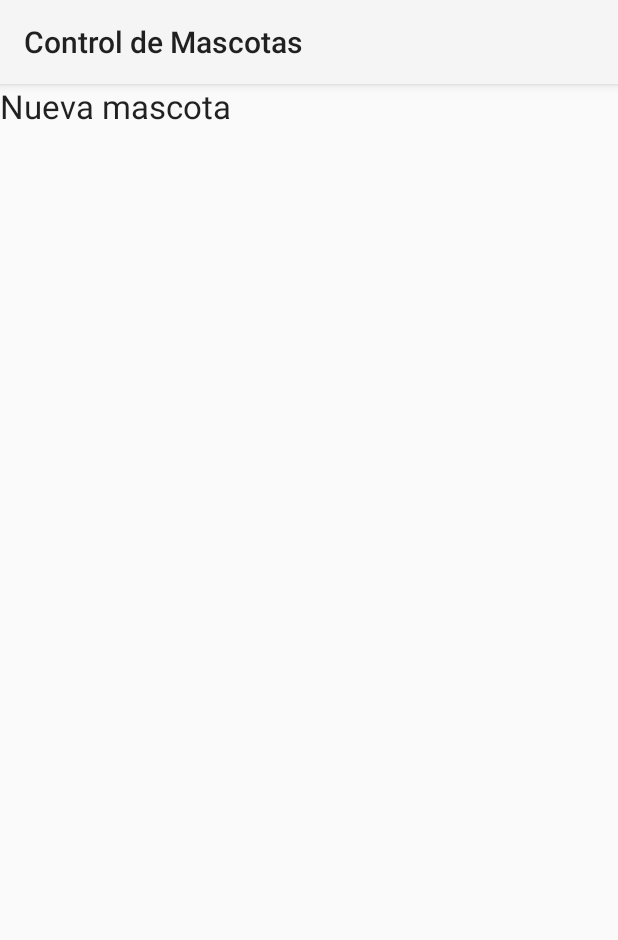
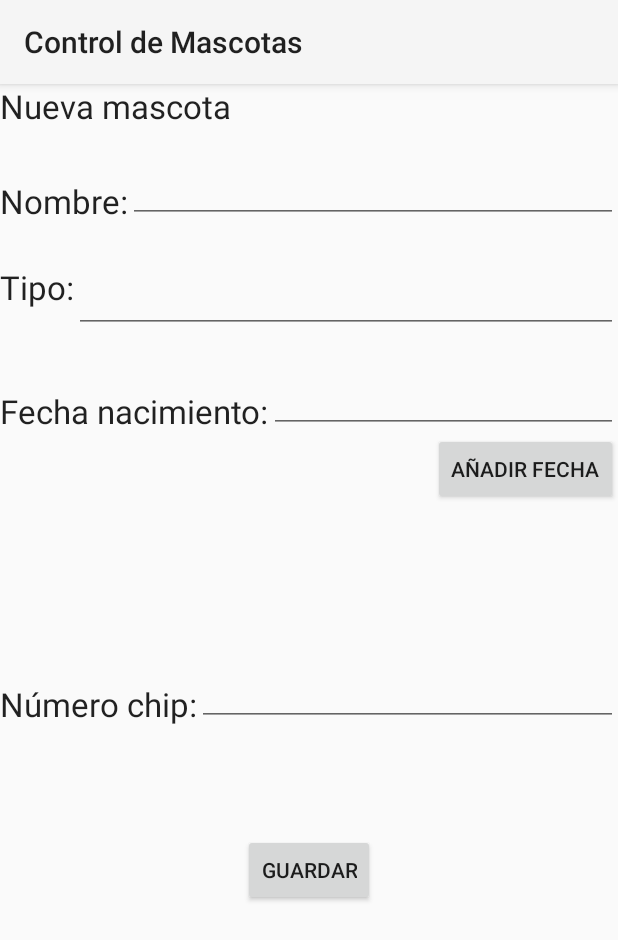
Before and after one commit to edum17/Pet-Agenda, an Android app: the fragment NuevaMascota shown on its own in the app's theme, on a phone screen of 412 x 824 dp. Shown: the top 940 px of the screen. Run offline under Robolectric (Android 15) with nearby library versions, the phone set to English and light mode, and no system bars.

Commit message:
Alta mascota nueva

```diff
--- a/ControlMascotas/app/src/main/java/com/example/german/controlmascotas/ListViewAdapterMascotas.java
+++ b/ControlMascotas/app/src/main/java/com/example/german/controlmascotas/ListViewAdapterMascotas.java
@@ -1,7 +1,6 @@
 package com.example.german.controlmascotas;
 
 import android.content.Context;
-import android.graphics.Bitmap;
 import android.view.LayoutInflater;
 import android.view.View;
 import android.view.ViewGroup;
@@ -17,10 +16,10 @@ import java.util.ArrayList;
 public class ListViewAdapterMascotas extends BaseAdapter {
 
     Context context;
-    ArrayList<ItemMascotas> mascotas;
+    ArrayList<Mascota> mascotas;
     LayoutInflater inflater;
 
-    public ListViewAdapterMascotas(Context context,ArrayList<ItemMascotas> mascotas) {
+    public ListViewAdapterMascotas(Context context,ArrayList<Mascota> mascotas) {
         this.context = context;
         this.mascotas = mascotas;
     }
--- a/ControlMascotas/app/src/main/java/com/example/german/controlmascotas/NuevaMascota.java
+++ b/ControlMascotas/app/src/main/java/com/example/german/controlmascotas/NuevaMascota.java
@@ -1,11 +1,17 @@
 package com.example.german.controlmascotas;
 
-import android.app.Fragment;
+import android.app.*;
 import android.content.Context;
 import android.os.Bundle;
 import android.view.LayoutInflater;
 import android.view.View;
 import android.view.ViewGroup;
+import android.widget.Button;
+import android.widget.EdgeEffect;
+import android.widget.EditText;
+import android.widget.TextView;
+import android.app.DialogFragment;
+import android.widget.Toast;
 
 /**
  * Created by German on 01/04/2016.
@@ -14,14 +20,60 @@ public class NuevaMascota extends Fragment {
 
     Context c;
     SQLControlador dbconeccion;
+    TextView textVFecha;
+    Button butFechaN,butGuardarM;
+
+    EditText nombre,tipo,fecha,nchip;
 
     @Override
     public View onCreateView(LayoutInflater inflater, ViewGroup container,
                              Bundle savedInstanceState) {
+        View rootView = inflater.inflate(R.layout.lay_nueva_mascota, container, false);
+
         c = container.getContext();
         dbconeccion = new SQLControlador(c);
         dbconeccion.abrirBaseDatos();
-        View rootView = inflater.inflate(R.layout.lay_nueva_mascota, container, false);
+
+        textVFecha = (TextView) rootView.findViewById(R.id.textVFechaNac);
+        nombre = (EditText) rootView.findViewById(R.id.editTNombreM);
+        tipo = (EditText) rootView.findViewById(R.id.editTTipoM);
+        fecha = (EditText) rootView.findViewById(R.id.editTextFechaN);
+        nchip = (EditText) rootView.findViewById(R.id.editTNumChip);
+        butFechaN = (Button) rootView.findViewById(R.id.butFecha);
+
+        butFechaN.setOnClickListener(new View.OnClickListener() {
+            @Override
+            public void onClick(View v) {
+                addDate();
+            }
+        });
+
+        butGuardarM = (Button) rootView.findViewById(R.id.butGuardar);
+        butGuardarM.setOnClickListener(new View.OnClickListener() {
+            @Override
+            public void onClick(View v) {
+                //Toast.makeText(getActivity(),"Funciona",Toast.LENGTH_SHORT).show();
+                addMascotaDB();
+            }
+        });
+
         return rootView;
     }
+
+    public void addDate() {
+        Toast.makeText(getActivity(),"Funciona",Toast.LENGTH_SHORT).show();
+        DialogFragment dialog = new DatePickerFragment();
+        dialog.show(getFragmentManager(),"Fecha nacimiento");
+    }
+
+    public void addMascotaDB() {
+        Mascota m = new Mascota(nombre.getText().toString(),tipo.getText().toString(),fecha.getText().toString(),Integer.parseInt(nchip.getText().toString()),"storage");
+        if (dbconeccion.insertarDatos(m)) {
+            dbconeccion.cerrar();
+            Toast.makeText(getActivity(),"Mascota guardada",Toast.LENGTH_SHORT).show();
+        }
+        else Toast.makeText(getActivity(),"Existe una mascota con ese nombre",Toast.LENGTH_SHORT).show();
+
+    }
+
 }
--- a/ControlMascotas/app/src/main/res/layout/lay_nueva_mascota.xml
+++ b/ControlMascotas/app/src/main/res/layout/lay_nueva_mascota.xml
@@ -1,6 +1,7 @@
 <?xml version="1.0" encoding="utf-8"?>
-<LinearLayout xmlns:android="http://schemas.android.com/apk/res/android"
-    android:orientation="vertical" android:layout_width="match_parent"
+<GridLayout xmlns:android="http://schemas.android.com/apk/res/android"
+    android:orientation="vertical"
+    android:layout_width="match_parent"
     android:layout_height="match_parent">
 
     <TextView
@@ -9,4 +10,110 @@
         android:textAppearance="?android:attr/textAppearanceLarge"
         android:text="Nueva mascota"
         android:id="@+id/textViewNuevaM" />
-</LinearLayout>
+
+    <RelativeLayout
+        android:layout_width="match_parent"
+        android:layout_height="match_parent">
+
+        <TextView
+            android:layout_width="wrap_content"
+            android:layout_height="wrap_content"
+            android:textAppearance="?android:attr/textAppearanceLarge"
+            android:text="Nombre:"
+            android:id="@+id/textVNombreM"
+            android:layout_marginTop="34dp"
+            android:layout_alignParentTop="true"
+            android:layout_alignParentStart="true" />
+
+        <EditText
+            android:layout_width="wrap_content"
+            android:layout_height="wrap_content"
+            android:id="@+id/editTNombreM"
+            android:inputType="text"
+            android:layout_above="@+id/textVTipoM"
+            android:layout_alignParentEnd="true"
+            android:layout_toEndOf="@+id/textVNombreM" />
+
+        <TextView
+            android:layout_width="wrap_content"
+            android:layout_height="wrap_content"
+            android:textAppearance="?android:attr/textAppearanceLarge"
+            android:text="Tipo:"
+            android:id="@+id/textVTipoM"
+            android:layout_marginTop="28dp"
+            android:layout_below="@+id/textVNombreM"
+            android:layout_alignParentStart="true" />
+
+        <TextView
+            android:layout_width="wrap_content"
+            android:layout_height="wrap_content"
+            android:textAppearance="?android:attr/textAppearanceLarge"
+            android:text="Número chip:"
+            android:id="@+id/textVNumneroC"
+            android:layout_centerVertical="true"
+            android:layout_alignParentStart="true" />
+
+        <EditText
+            android:layout_width="fill_parent"
+            android:layout_height="wrap_content"
+            android:inputType="number"
+            android:ems="10"
+            android:id="@+id/editTNumChip"
+            android:layout_alignBottom="@+id/textVNumneroC"
+            android:layout_toEndOf="@+id/textVNumneroC" />
+
+        <TextView
+            android:layout_width="wrap_content"
+            android:layout_height="wrap_content"
+            android:textAppearance="?android:attr/textAppearanceLarge"
+            android:text="Fecha nacimiento:"
+            android:id="@+id/textVFechaNac"
+            android:layout_below="@+id/textVTipoM"
+            android:layout_toEndOf="@+id/scrollView"
+            android:layout_marginTop="53dp" />
+
+        <ScrollView
+            android:layout_width="wrap_content"
+            android:layout_height="wrap_content"
+            android:id="@+id/scrollView" />
+
+        <Button
+            android:layout_width="wrap_content"
+            android:layout_height="wrap_content"
+            android:text="@string/butGuardar"
+            android:id="@+id/butGuardar"
+            android:layout_below="@+id/editTNumChip"
+            android:layout_centerHorizontal="true"
+            android:layout_marginTop="72dp"
+            android:onClick="addMascotaDB()" />
+
+        <EditText
+            android:layout_width="wrap_content"
+            android:layout_height="wrap_content"
+            android:id="@+id/editTTipoM"
+            android:layout_alignTop="@+id/textVTipoM"
+            android:layout_alignEnd="@+id/editTextFechaN"
+            android:layout_toEndOf="@+id/textVTipoM"
+            android:inputType="text" />
+
+        <EditText
+            android:layout_width="wrap_content"
+            android:layout_height="wrap_content"
+            android:id="@+id/editTextFechaN"
+            android:layout_alignBottom="@+id/textVFechaNac"
+            android:layout_alignParentEnd="true"
+            android:layout_toEndOf="@+id/textVFechaNac"
+            android:inputType="date" />
+
+        <Button
+            android:layout_width="wrap_content"
+            android:layout_height="wrap_content"
+            android:text="Añadir fecha"
+            android:id="@+id/butFecha"
+            android:layout_below="@+id/editTextFechaN"
+            android:layout_alignEnd="@+id/editTextFechaN"
+            android:onClick="addDate" />
+
+    </RelativeLayout>
+
+</GridLayout>
```
Also changed, not shown: ControlMascotas/app/src/main/java/com/example/german/controlmascotas/DatePickerFragment.java (added, +35 -0 lines), ControlMascotas/app/src/main/java/com/example/german/controlmascotas/Mascota.java (renamed from ControlMascotas/app/src/main/java/com/example/german/controlmascotas/ItemMascotas.java, +19 -2 lines), ControlMascotas/app/src/main/java/com/example/german/controlmascotas/SQLControlador.java (+39 -8 lines), ControlMascotas/app/src/main/res/values/strings.xml (+7 -1 lines).
